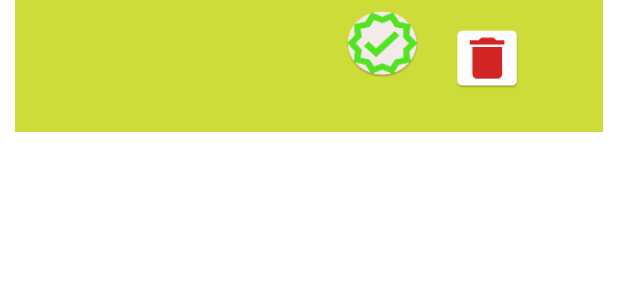
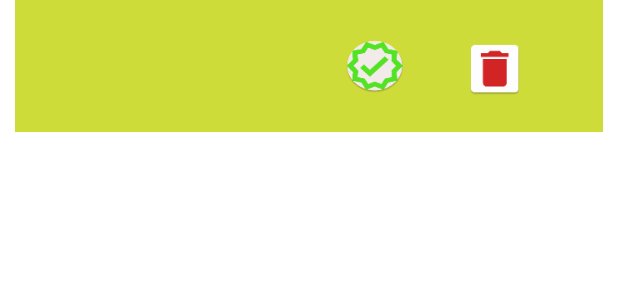
Before and after one commit to GreenRepack-offre-apps/green-repack-assos, an Android app: the layout fragment_projet.xml on its own in the app's theme, with its tools: preview values and no code run, on a phone screen of 412 x 824 dp. Shown: the top 300 px of the screen. Run offline under Robolectric (Android 15) with nearby library versions, the phone set to English and light mode, and no system bars.

Commit message:
fix list view

```diff
--- a/app/src/main/res/layout/fragment_projet.xml
+++ b/app/src/main/res/layout/fragment_projet.xml
@@ -23,7 +23,7 @@
         android:id="@+id/argt_collt"
         android:layout_width="wrap_content"
         android:layout_height="wrap_content"
-        android:layout_marginLeft="100dp"
+        android:layout_marginLeft="50dp"
         android:layout_marginTop="36dp"
         android:textAppearance="?attr/textAppearanceListItem"
         android:textFontWeight="500" />
@@ -38,18 +38,18 @@
 
     <ImageButton
         android:id="@+id/action_btn"
-        android:layout_width="50dp"
-        android:layout_height="46dp"
-        android:layout_marginLeft="290dp"
-        android:layout_marginTop="16dp"
+        android:layout_width="40dp"
+        android:layout_height="40dp"
+        android:layout_marginLeft="300dp"
+        android:layout_marginTop="26dp"
         android:clickable="true"
         android:background="@mipmap/ic_remove" />
     <ImageButton
         android:id="@+id/statut_btn"
-        android:layout_width="50dp"
-        android:layout_height="46dp"
+        android:layout_width="40dp"
+        android:layout_height="36dp"
         android:layout_marginLeft="220dp"
-        android:layout_marginTop="6dp"
+        android:layout_marginTop="26dp"
         android:clickable="false"
         android:background="@mipmap/ic_verified" />
 </RelativeLayout>
```
